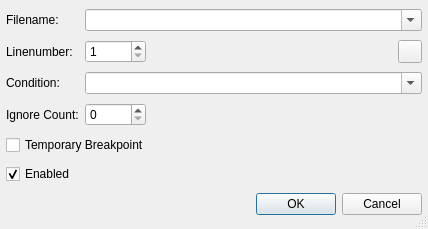
testmana2/test, file Debugger/EditBreakpointDialog.ui: the form before one commit.
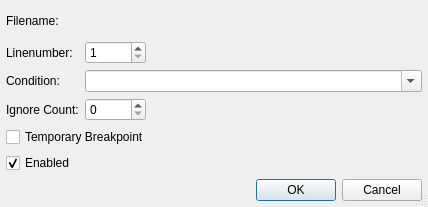
The form after the commit. Custom widgets are drawn as their Qt base class.

Commit message: Modified the edit breakpoint dialog to use the new combo path picker.

Diff of the .ui file:
```diff
--- a/Debugger/EditBreakpointDialog.ui
+++ b/Debugger/EditBreakpointDialog.ui
@@ -7,7 +7,7 @@
     <x>0</x>
     <y>0</y>
     <width>428</width>
-    <height>229</height>
+    <height>207</height>
    </rect>
   </property>
   <property name="windowTitle">
@@ -16,92 +16,37 @@
   <property name="sizeGripEnabled">
    <bool>true</bool>
   </property>
-  <layout class="QGridLayout">
-   <item row="6" column="0" colspan="4">
-    <widget class="QDialogButtonBox" name="buttonBox">
-     <property name="orientation">
-      <enum>Qt::Horizontal</enum>
-     </property>
-     <property name="standardButtons">
-      <set>QDialogButtonBox::Cancel|QDialogButtonBox::Ok</set>
-     </property>
-    </widget>
-   </item>
-   <item row="5" column="0" colspan="4">
-    <widget class="QCheckBox" name="enabledCheckBox">
-     <property name="toolTip">
-      <string>Select, whether the breakpoint is enabled</string>
-     </property>
+  <layout class="QGridLayout" name="gridLayout">
+   <item row="0" column="0">
+    <widget class="QLabel" name="textLabel1_2">
      <property name="text">
-      <string>Enabled</string>
+      <string>Filename:</string>
      </property>
-     <property name="checked">
-      <bool>true</bool>
-     </property>
     </widget>
    </item>
-   <item row="4" column="0" colspan="4">
-    <widget class="QCheckBox" name="temporaryCheckBox">
-     <property name="toolTip">
-      <string>Select whether this is a temporary breakpoint</string>
+   <item row="0" column="1" colspan="2">
+    <widget class="E5ComboPathPicker" name="filenamePicker" native="true">
+     <property name="sizePolicy">
+      <sizepolicy hsizetype="Expanding" vsizetype="Preferred">
+       <horstretch>0</horstretch>
+       <verstretch>0</verstretch>
+      </sizepolicy>
      </property>
-     <property name="text">
-      <string>Temporary Breakpoint</string>
+     <property name="focusPolicy">
+      <enum>Qt::WheelFocus</enum>
      </property>
-    </widget>
-   </item>
-   <item row="0" column="1" colspan="3">
-    <widget class="QComboBox" name="filenameCombo">
      <property name="toolTip">
       <string>Enter the filename of the breakpoint</string>
      </property>
-     <property name="editable">
-      <bool>true</bool>
-     </property>
     </widget>
    </item>
-   <item row="2" column="1" colspan="3">
-    <widget class="QComboBox" name="conditionCombo">
-     <property name="sizePolicy">
-      <sizepolicy hsizetype="Expanding" vsizetype="Fixed">
-       <horstretch>0</horstretch>
-       <verstretch>0</verstretch>
-      </sizepolicy>
+   <item row="1" column="0">
+    <widget class="QLabel" name="textLabel2_2">
+     <property name="text">
+      <string>Linenumber:</string>
      </property>
-     <property name="toolTip">
-      <string>Enter or select a condition for the breakpoint</string>
-     </property>
-     <property name="editable">
-      <bool>true</bool>
-     </property>
     </widget>
    </item>
-   <item row="3" column="1">
-    <widget class="QSpinBox" name="ignoreSpinBox">
-     <property name="toolTip">
-      <string>Enter an ignore count for the breakpoint</string>
-     </property>
-     <property name="maximum">
-      <number>9999</number>
-     </property>
-    </widget>
-   </item>
-   <item row="3" column="2" colspan="2">
-    <spacer>
-     <property name="orientation">
-      <enum>Qt::Horizontal</enum>
-     </property>
-     <property name="sizeType">
-      <enum>QSizePolicy::Expanding</enum>
-     </property>
-     <property name="sizeHint" stdset="0">
-      <size>
-       <width>250</width>
-       <height>20</height>
-      </size>
-     </property>
-    </spacer>
-   </item>
    <item row="1" column="1">
     <widget class="QSpinBox" name="linenoSpinBox">
      <property name="toolTip">
@@ -131,20 +76,6 @@
      </property>
     </spacer>
    </item>
-   <item row="1" column="0">
-    <widget class="QLabel" name="textLabel2_2">
-     <property name="text">
-      <string>Linenumber:</string>
-     </property>
-    </widget>
-   </item>
-   <item row="0" column="0">
-    <widget class="QLabel" name="textLabel1_2">
-     <property name="text">
-      <string>Filename:</string>
-     </property>
-    </widget>
-   </item>
    <item row="2" column="0">
     <widget class="QLabel" name="textLabel1">
      <property name="text">
@@ -152,6 +83,22 @@
      </property>
     </widget>
    </item>
+   <item row="2" column="1" colspan="2">
+    <widget class="QComboBox" name="conditionCombo">
+     <property name="sizePolicy">
+      <sizepolicy hsizetype="Expanding" vsizetype="Fixed">
+       <horstretch>0</horstretch>
+       <verstretch>0</verstretch>
+      </sizepolicy>
+     </property>
+     <property name="toolTip">
+      <string>Enter or select a condition for the breakpoint</string>
+     </property>
+     <property name="editable">
+      <bool>true</bool>
+     </property>
+    </widget>
+   </item>
    <item row="3" column="0">
     <widget class="QLabel" name="textLabel2">
      <property name="text">
@@ -159,10 +106,62 @@
      </property>
     </widget>
    </item>
-   <item row="1" column="3">
-    <widget class="QToolButton" name="fileButton">
+   <item row="3" column="1">
+    <widget class="QSpinBox" name="ignoreSpinBox">
      <property name="toolTip">
-      <string>Press to open a file selection dialog</string>
+      <string>Enter an ignore count for the breakpoint</string>
+     </property>
+     <property name="maximum">
+      <number>9999</number>
+     </property>
+    </widget>
+   </item>
+   <item row="3" column="2">
+    <spacer>
+     <property name="orientation">
+      <enum>Qt::Horizontal</enum>
+     </property>
+     <property name="sizeType">
+      <enum>QSizePolicy::Expanding</enum>
+     </property>
+     <property name="sizeHint" stdset="0">
+      <size>
+       <width>250</width>
+       <height>20</height>
+      </size>
+     </property>
+    </spacer>
+   </item>
+   <item row="4" column="0" colspan="3">
+    <widget class="QCheckBox" name="temporaryCheckBox">
+     <property name="toolTip">
+      <string>Select whether this is a temporary breakpoint</string>
+     </property>
+     <property name="text">
+      <string>Temporary Breakpoint</string>
+     </property>
+    </widget>
+   </item>
+   <item row="5" column="0" colspan="3">
+    <widget class="QCheckBox" name="enabledCheckBox">
+     <property name="toolTip">
+      <string>Select, whether the breakpoint is enabled</string>
+     </property>
+     <property name="text">
+      <string>Enabled</string>
+     </property>
+     <property name="checked">
+      <bool>true</bool>
+     </property>
+    </widget>
+   </item>
+   <item row="6" column="0" colspan="3">
+    <widget class="QDialogButtonBox" name="buttonBox">
+     <property name="orientation">
+      <enum>Qt::Horizontal</enum>
+     </property>
+     <property name="standardButtons">
+      <set>QDialogButtonBox::Cancel|QDialogButtonBox::Ok</set>
      </property>
     </widget>
    </item>
@@ -170,6 +169,14 @@
  </widget>
  <layoutdefault spacing="6" margin="6"/>
  <pixmapfunction>qPixmapFromMimeSource</pixmapfunction>
+ <customwidgets>
+  <customwidget>
+   <class>E5ComboPathPicker</class>
+   <extends>QWidget</extends>
+   <header>E5Gui/E5PathPicker.h</header>
+   <container>1</container>
+  </customwidget>
+ </customwidgets>
  <tabstops>
   <tabstop>filenameCombo</tabstop>
   <tabstop>linenoSpinBox</tabstop>
```
Left out of the diff: 3 changed lines with no effect on the pictures. The commit also changes 1 other file.
